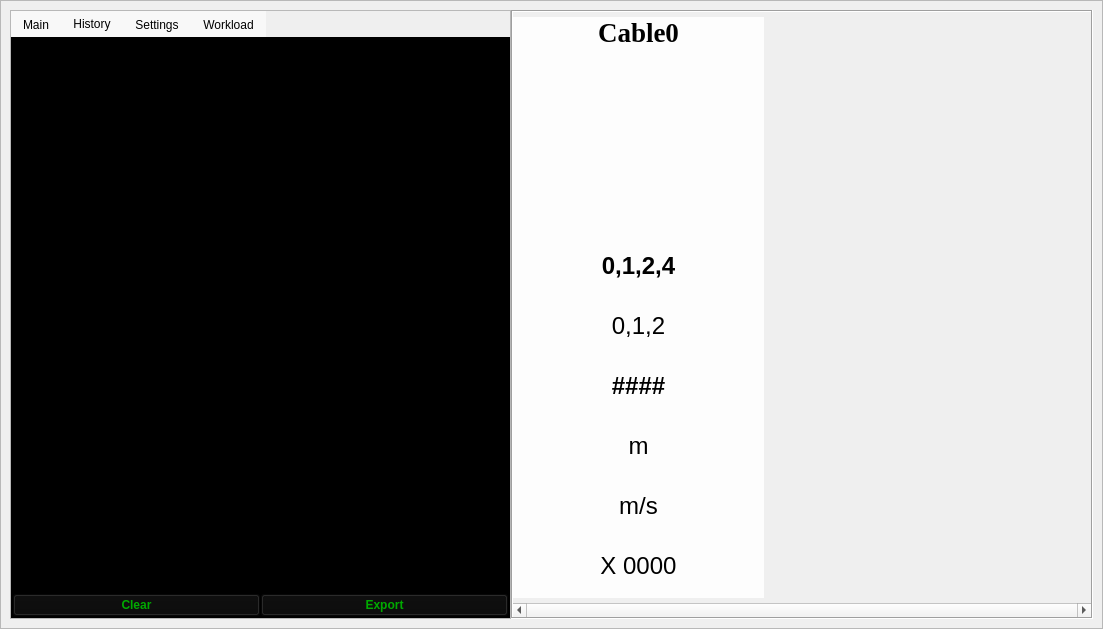
The window that ui/MasterAPPV8.ui (5PIterator/MasterAPP) describes before a commit, drawn with Qt 5.
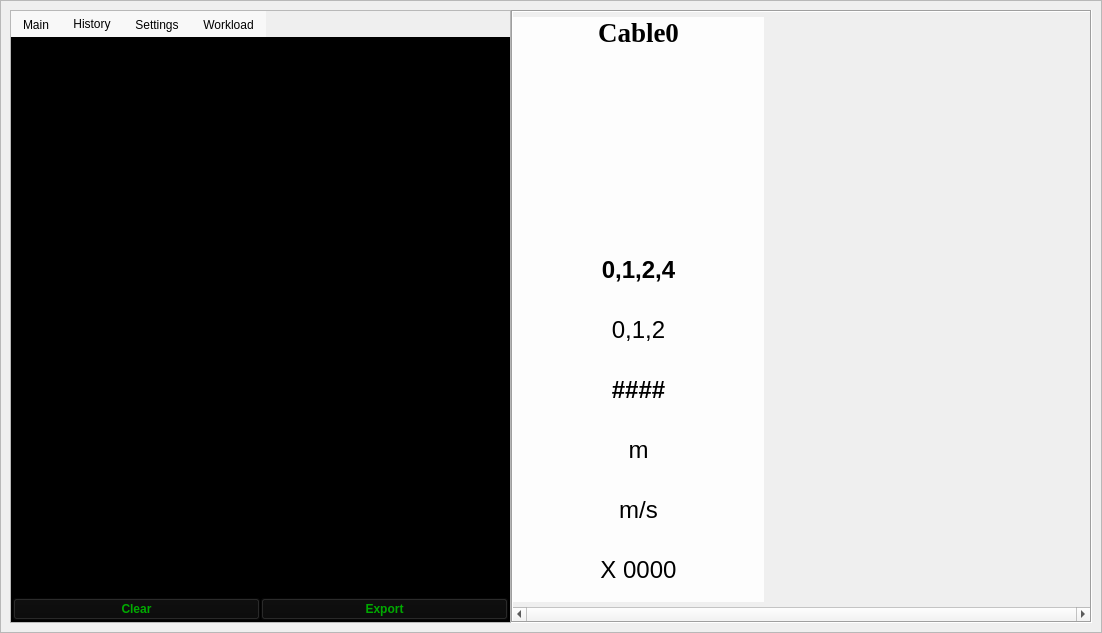
The same window after the commit. The open tabs and pages were chosen to show the change. Icons and pictures are not drawn. Custom widgets are drawn as their Qt base class.

Patch:
```diff
--- a/ui/MasterAPPV8.ui
+++ b/ui/MasterAPPV8.ui
@@ -9,8 +9,8 @@
    <rect>
     <x>0</x>
     <y>0</y>
-    <width>1103</width>
-    <height>629</height>
+    <width>1102</width>
+    <height>633</height>
    </rect>
   </property>
   <property name="sizePolicy">
@@ -84,8 +84,8 @@
         <rect>
          <x>0</x>
          <y>0</y>
-         <width>1101</width>
-         <height>627</height>
+         <width>1100</width>
+         <height>631</height>
         </rect>
        </property>
        <property name="sizePolicy">
@@ -614,8 +614,8 @@
                         <rect>
                          <x>0</x>
                          <y>0</y>
-                         <width>500</width>
-                         <height>582</height>
+                         <width>673</width>
+                         <height>583</height>
                         </rect>
                        </property>
                        <layout class="QGridLayout" name="gridLayout_4">
@@ -710,7 +710,7 @@
                          </widget>
                         </item>
                         <item row="1" column="0">
-                         <widget class="QTextEdit" name="historyList">
+                         <widget class="QPlainTextEdit" name="historyList">
                           <property name="font">
                            <font>
                             <family>Segoe UI</family>
@@ -731,16 +731,6 @@
                           <property name="sizeAdjustPolicy">
                            <enum>QAbstractScrollArea::AdjustToContentsOnFirstShow</enum>
                           </property>
-                          <property name="readOnly">
-                           <bool>true</bool>
-                          </property>
-                          <property name="html">
-                           <string>&lt;!DOCTYPE HTML PUBLIC &quot;-//W3C//DTD HTML 4.0//EN&quot; &quot;http://www.w3.org/TR/REC-html40/strict.dtd&quot;&gt;
-&lt;html&gt;&lt;head&gt;&lt;meta name=&quot;qrichtext&quot; content=&quot;1&quot; /&gt;&lt;style type=&quot;text/css&quot;&gt;
-p, li { white-space: pre-wrap; }
-&lt;/style&gt;&lt;/head&gt;&lt;body style=&quot; font-family:'Segoe UI'; font-size:9pt; font-weight:600; font-style:normal;&quot;&gt;
-&lt;p style=&quot;-qt-paragraph-type:empty; margin-top:0px; margin-bottom:0px; margin-left:0px; margin-right:0px; -qt-block-indent:0; text-indent:0px;&quot;&gt;&lt;br /&gt;&lt;/p&gt;&lt;/body&gt;&lt;/html&gt;</string>
-                          </property>
                          </widget>
                         </item>
                        </layout>
@@ -2507,7 +2497,7 @@
                 <rect>
                  <x>0</x>
                  <y>0</y>
-                 <width>571</width>
+                 <width>397</width>
                  <height>586</height>
                 </rect>
                </property>
```
Left out of the diff: 34 changed lines with no effect on the pictures.
